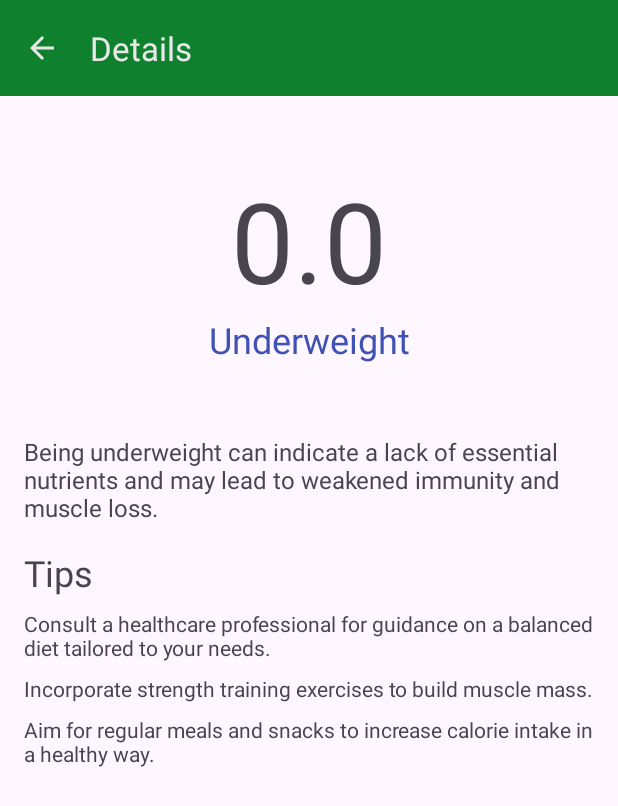
After one commit to Monczak/BMICalculator, an Android app: the BmiDetailsActivity screen opened directly, with no data from a screen before it, on a phone screen of 412 x 824 dp. The commit adds this screen. Shown: the top 806 px of the screen. Run offline under Robolectric (Android 15) with nearby library versions, the phone set to English and light mode, and no system bars.

Commit message:
Add BMI details view

```diff
--- a/app/src/main/AndroidManifest.xml
+++ b/app/src/main/AndroidManifest.xml
@@ -13,6 +13,9 @@
         android:theme="@style/Theme.BMICalculator"
         tools:targetApi="31">
         <activity
+            android:name=".BmiDetailsActivity"
+            android:exported="false" />
+        <activity
             android:name=".MainActivity"
             android:exported="true">
             <intent-filter>
--- /dev/null
+++ b/app/src/main/java/edu/pwr/s266867/bmicalculator/BmiDetailsActivity.kt
@@ -0,0 +1,83 @@
+package edu.pwr.s266867.bmicalculator
+
+import androidx.appcompat.app.AppCompatActivity
+import android.os.Bundle
+import android.view.MenuItem
+import android.widget.TextView
+import androidx.appcompat.widget.Toolbar
+import edu.pwr.s266867.bmicalculator.Util.roundToDecimal
+
+class BmiDetailsActivity : AppCompatActivity() {
+
+    // TODO: This is ugly, is there a better way to do this?
+    private val bmiCategoryTextMap = mapOf(
+        BmiCategory.NORMAL to R.string.bmi_category_normal,
+        BmiCategory.OVERWEIGHT to R.string.bmi_category_overweight,
+        BmiCategory.OBESE to R.string.bmi_category_obese,
+        BmiCategory.UNDERWEIGHT to R.string.bmi_category_underweight,
+    )
+
+    private val bmiDetailsTextMap = mapOf(
+        BmiCategory.NORMAL to R.string.bmi_normal_details,
+        BmiCategory.OVERWEIGHT to R.string.bmi_overweight_details,
+        BmiCategory.OBESE to R.string.bmi_obese_details,
+        BmiCategory.UNDERWEIGHT to R.string.bmi_underweight_details,
+    )
+
+    private val bmiTipsTextMap = mapOf(
+        BmiCategory.NORMAL to listOf(R.string.bmi_normal_tip1, R.string.bmi_normal_tip2, R.string.bmi_normal_tip3),
+        BmiCategory.OVERWEIGHT to listOf(R.string.bmi_overweight_tip1, R.string.bmi_overweight_tip2, R.string.bmi_overweight_tip3),
+        BmiCategory.OBESE to listOf(R.string.bmi_obese_tip1, R.string.bmi_obese_tip2, R.string.bmi_obese_tip3),
+        BmiCategory.UNDERWEIGHT to listOf(R.string.bmi_underweight_tip1, R.string.bmi_underweight_tip2, R.string.bmi_underweight_tip3),
+    )
+
+    override fun onCreate(savedInstanceState: Bundle?) {
+        super.onCreate(savedInstanceState)
+        setContentView(R.layout.activity_bmi_details)
+
+        val toolbar = findViewById<Toolbar>(R.id.toolbar2)
+        setSupportActionBar(toolbar)
+        supportActionBar?.setDisplayHomeAsUpEnabled(true)
+        supportActionBar?.setDisplayShowHomeEnabled(true)
+
+        setupUI()
+    }
+
+    private fun setupUI() {
+        val bmiValueText = findViewById<TextView>(R.id.bmiValueTextInDetails)
+        val bmiCategoryText = findViewById<TextView>(R.id.bmiCategoryText)
+
+        val bmi = intent.getDoubleExtra("bmi", 0.0)
+        bmiValueText.text = "%.1f".format(bmi.roundToDecimal(1))
+
+        val category = BmiCalculator.getBmiCategory(bmi)
+        bmiCategoryText.text = getText(bmiCategoryTextMap.getOrDefault(category, R.string.unknown))
+        bmiCategoryText.setTextColor(getColor(BmiCalculator.getBmiColor(bmi)))
+
+        setupDetails(category)
+    }
+
+    private fun setupDetails(category: BmiCategory) {
+        val detailsText = findViewById<TextView>(R.id.bmiDetails)
+        val tipText1 = findViewById<TextView>(R.id.bmiTip1)
+        val tipText2 = findViewById<TextView>(R.id.bmiTip2)
+        val tipText3 = findViewById<TextView>(R.id.bmiTip3)
+
+        detailsText.text = getText(bmiDetailsTextMap.getOrDefault(category, R.string.unknown))
+
+        val tips = bmiTipsTextMap[category]
+        tipText1.text = getText(tips?.get(0) ?: R.string.unknown)
+        tipText2.text = getText(tips?.get(1) ?: R.string.unknown)
+        tipText3.text = getText(tips?.get(2) ?: R.string.unknown)
+    }
+
+    override fun onOptionsItemSelected(item: MenuItem): Boolean {
+        return when (item.itemId) {
+            android.R.id.home -> {
+                onBackPressed()
+                true
+            }
+            else -> super.onOptionsItemSelected(item)
+        }
+    }
+}
--- a/app/src/main/java/edu/pwr/s266867/bmicalculator/BmiViewModel.kt
+++ b/app/src/main/java/edu/pwr/s266867/bmicalculator/BmiViewModel.kt
@@ -2,6 +2,7 @@ package edu.pwr.s266867.bmicalculator
 
 import androidx.lifecycle.MutableLiveData
 import androidx.lifecycle.ViewModel
+import edu.pwr.s266867.bmicalculator.Util.roundToDecimal
 import kotlinx.coroutines.flow.MutableStateFlow
 import kotlinx.coroutines.flow.StateFlow
 import kotlinx.coroutines.flow.asStateFlow
@@ -11,11 +12,11 @@ class BmiViewModel : ViewModel() {
     val weight: MutableLiveData<Double> by lazy { MutableLiveData<Double>() }
     val height: MutableLiveData<Double> by lazy { MutableLiveData<Double>() }
     val units: MutableLiveData<Units> by lazy { MutableLiveData<Units>() }
-    val bmi: MutableLiveData<Double> by lazy { MutableLiveData<Double>() }
+    val bmi: MutableLiveData<Double?> by lazy { MutableLiveData<Double?>() }
 
     private fun tryConvert(data: MutableLiveData<Double>, measurement: Measurement, fromUnits: Units?, toUnits: Units?) {
         if (data.value != null && fromUnits != null && toUnits != null)
-            data.value = data.value!! * UnitConverter.getConversion(measurement, fromUnits, toUnits)
+            data.value = (data.value!! * UnitConverter.getConversion(measurement, fromUnits, toUnits)).roundToDecimal(1)
     }
 
     fun switchUnits() {
@@ -32,7 +33,7 @@ class BmiViewModel : ViewModel() {
     }
 
     fun calculateBmi() {
-        if (weight.value != null && height.value != null)
+        if (weight.value != null && height.value != null && units.value != null)
             bmi.value = BmiCalculator.calculateBmi(
                 weight.value!! * UnitConverter.getConversion(Measurement.WEIGHT, units.value!!, Units.METRIC),
                 height.value!! * UnitConverter.getConversion(Measurement.HEIGHT, units.value!!, Units.METRIC), )
--- a/app/src/main/java/edu/pwr/s266867/bmicalculator/MainActivity.kt
+++ b/app/src/main/java/edu/pwr/s266867/bmicalculator/MainActivity.kt
@@ -4,6 +4,7 @@
 
 package edu.pwr.s266867.bmicalculator
 
+import android.content.Intent
 import androidx.appcompat.app.AppCompatActivity
 import android.os.Bundle
 import android.view.Gravity
@@ -22,11 +23,6 @@ class MainActivity : AppCompatActivity() {
     private lateinit var viewModel: BmiViewModel
 
     private val defaultUnits: Units = Units.METRIC
-    private val minWeight: Double = 10.0
-    private val maxWeight: Double = 200.0
-    private val minHeight: Double = 50.0
-    private val maxHeight: Double = 300.0
-
 
     override fun onCreate(savedInstanceState: Bundle?) {
         super.onCreate(savedInstanceState)
@@ -69,9 +65,13 @@ class MainActivity : AppCompatActivity() {
             )
         }
 
-        val bmiObserver = Observer<Double> { newBmi ->
-            bmiText.text = "%.1f".format(newBmi.roundToDecimal(1))
-            bmiText.setTextColor(getColor(BmiCalculator.getBmiColor(newBmi)))
+        val bmiObserver = Observer<Double?> { newBmi ->
+            if (newBmi == null)
+                bmiText.text = ""
+            else {
+                bmiText.text = "%.1f".format(newBmi.roundToDecimal(1))
+                bmiText.setTextColor(getColor(BmiCalculator.getBmiColor(newBmi)))
+            }
         }
 
         viewModel.weight.observe(this, weightObserver)
@@ -80,11 +80,11 @@ class MainActivity : AppCompatActivity() {
         viewModel.bmi.observe(this, bmiObserver)
 
         viewModel.units.value = defaultUnits
+        viewModel.bmi.value = null
 
-        val calculateButton = findViewById<Button>(R.id.calculateButton)
-        calculateButton.setOnClickListener {
-            val (weightInputValid, weightInput) = Util.validateDouble(weightInputField.text.toString()) { input -> input > minWeight && input < maxWeight }
-            val (heightInputValid, heightInput) = Util.validateDouble(heightInputField.text.toString()) { input -> input > minHeight && input < maxHeight }
+        findViewById<Button>(R.id.calculateButton).setOnClickListener {
+            val (weightInputValid, weightInput) = Util.validateDouble(weightInputField.text.toString()) { input -> input > 0 }
+            val (heightInputValid, heightInput) = Util.validateDouble(heightInputField.text.toString()) { input -> input > 0 }
 
             if (weightInputValid)
                 viewModel.weight.value = weightInput
@@ -96,7 +96,16 @@ class MainActivity : AppCompatActivity() {
             else
                 showToast(getText(R.string.invalid_height))
 
-            viewModel.calculateBmi()
+            if (weightInputValid && heightInputValid)
+                viewModel.calculateBmi()
+        }
+
+        findViewById<TextView>(R.id.bmiValueText).setOnClickListener {
+            if (viewModel.bmi.value != null) {
+                val intent = Intent(this, BmiDetailsActivity::class.java)
+                intent.putExtra("bmi", viewModel.bmi.value)
+                startActivity(intent)
+            }
         }
     }
 
--- a/app/src/main/java/edu/pwr/s266867/bmicalculator/UnitConverter.kt
+++ b/app/src/main/java/edu/pwr/s266867/bmicalculator/UnitConverter.kt
@@ -18,5 +18,4 @@ object UnitConverter {
             else -> throw IllegalArgumentException("Unknown conversion")
         }
     }
-
 }
--- /dev/null
+++ b/app/src/main/res/layout/activity_bmi_details.xml
@@ -0,0 +1,171 @@
+<?xml version="1.0" encoding="utf-8"?>
+<androidx.constraintlayout.widget.ConstraintLayout xmlns:android="http://schemas.android.com/apk/res/android"
+    xmlns:app="http://schemas.android.com/apk/res-auto"
+    xmlns:tools="http://schemas.android.com/tools"
+    android:layout_width="match_parent"
+    android:layout_height="match_parent"
+    tools:context=".BmiDetailsActivity">
+
+    <androidx.appcompat.widget.Toolbar
+        android:id="@+id/toolbar2"
+        android:layout_width="0dp"
+        android:layout_height="64dp"
+        android:background="@color/primary"
+        android:elevation="4dp"
+        android:minHeight="?attr/actionBarSize"
+        app:layout_constraintEnd_toEndOf="parent"
+        app:layout_constraintStart_toStartOf="parent"
+        app:layout_constraintTop_toTopOf="parent"
+        app:title="@string/details_view_title"
+        app:titleTextColor="@color/lightText" />
+
+    <androidx.constraintlayout.widget.ConstraintLayout
+        android:layout_width="0dp"
+        android:layout_height="0dp"
+        android:layout_marginStart="16dp"
+        android:layout_marginTop="16dp"
+        android:layout_marginEnd="16dp"
+        android:layout_marginBottom="16dp"
+        app:layout_constraintBottom_toBottomOf="parent"
+        app:layout_constraintEnd_toEndOf="parent"
+        app:layout_constraintStart_toStartOf="parent"
+        app:layout_constraintTop_toBottomOf="@+id/toolbar2">
+
+        <androidx.constraintlayout.widget.ConstraintLayout
+            android:id="@+id/bmiInfoLayout"
+            android:layout_width="match_parent"
+            android:layout_height="wrap_content"
+            android:layout_marginTop="30dp"
+            app:layout_constraintEnd_toEndOf="parent"
+            app:layout_constraintStart_toStartOf="parent"
+            app:layout_constraintTop_toTopOf="parent">
+
+            <androidx.constraintlayout.widget.ConstraintLayout
+                android:id="@+id/bmiValueTextLayout"
+                android:layout_width="match_parent"
+                android:layout_height="100dp"
+                app:layout_constraintEnd_toEndOf="parent"
+                app:layout_constraintStart_toStartOf="parent"
+                app:layout_constraintTop_toTopOf="parent">
+
+                <TextView
+                    android:id="@+id/bmiValueTextInDetails"
+                    android:layout_width="0dp"
+                    android:layout_height="0dp"
+                    android:autoSizeMaxTextSize="96sp"
+                    android:autoSizeTextType="uniform"
+                    android:text="BMI"
+                    android:textAlignment="center"
+                    app:layout_constraintBottom_toBottomOf="parent"
+                    app:layout_constraintEnd_toEndOf="parent"
+                    app:layout_constraintHorizontal_bias="0.0"
+                    app:layout_constraintStart_toStartOf="parent"
+                    app:layout_constraintTop_toTopOf="parent"
+                    app:layout_constraintVertical_bias="0.0" />
+            </androidx.constraintlayout.widget.ConstraintLayout>
+
+            <androidx.constraintlayout.widget.ConstraintLayout
+                android:id="@+id/bmiCategoryTextLayout"
+                android:layout_width="match_parent"
+                android:layout_height="50dp"
+                app:layout_constraintBottom_toBottomOf="parent"
+                app:layout_constraintEnd_toEndOf="parent"
+                app:layout_constraintStart_toStartOf="parent"
+                app:layout_constraintTop_toBottomOf="@+id/bmiValueTextLayout">
+
+                <TextView
+                    android:id="@+id/bmiCategoryText"
+                    android:layout_width="0dp"
+                    android:layout_height="0dp"
+                    android:autoSizeMaxTextSize="24sp"
+                    android:autoSizeTextType="uniform"
+                    android:editable="false"
+                    android:text="Category"
+                    android:textAlignment="center"
+                    app:layout_constraintBottom_toBottomOf="parent"
+                    app:layout_constraintEnd_toEndOf="parent"
+                    app:layout_constraintStart_toStartOf="parent"
+                    app:layout_constraintTop_toTopOf="parent" />
+            </androidx.constraintlayout.widget.ConstraintLayout>
+
+        </androidx.constraintlayout.widget.ConstraintLayout>
+
+        <androidx.constraintlayout.widget.ConstraintLayout
+            android:layout_width="0dp"
+            android:layout_height="0dp"
+            android:layout_marginTop="30dp"
+            app:layout_constraintBottom_toBottomOf="parent"
+            app:layout_constraintEnd_toEndOf="parent"
+            app:layout_constraintStart_toStartOf="parent"
+            app:layout_constraintTop_toBottomOf="@+id/bmiInfoLayout">
+
+            <TextView
+                android:id="@+id/bmiDetails"
+                android:layout_width="0dp"
+                android:layout_height="wrap_content"
+                android:editable="false"
+                android:inputType="textMultiLine"
+                android:text="Details"
+                android:textSize="16sp"
+                app:layout_constraintEnd_toEndOf="parent"
+                app:layout_constraintStart_toStartOf="parent"
+                app:layout_constraintTop_toTopOf="parent" />
+
+            <TextView
+                android:id="@+id/textView4"
+                android:layout_width="0dp"
+                android:layout_height="wrap_content"
+                android:layout_marginTop="16dp"
+                android:editable="false"
+                android:inputType="textMultiLine"
+                android:text="@string/bmi_tips_header"
+                android:textSize="24sp"
+                app:layout_constraintEnd_toEndOf="parent"
+                app:layout_constraintHorizontal_bias="0.0"
+                app:layout_constraintStart_toStartOf="parent"
+                app:layout_constraintTop_toBottomOf="@+id/bmiDetails" />
+
+            <TextView
+                android:id="@+id/bmiTip1"
+                android:layout_width="0dp"
+                android:layout_height="wrap_content"
+                android:layout_marginTop="8dp"
+                android:editable="false"
+                android:inputType="textMultiLine"
+                android:text="Tip 1"
+                android:textSize="14sp"
+                app:layout_constraintEnd_toEndOf="parent"
+                app:layout_constraintHorizontal_bias="0.0"
+                app:layout_constraintStart_toStartOf="parent"
+                app:layout_constraintTop_toBottomOf="@+id/textView4" />
+
+            <TextView
+                android:id="@+id/bmiTip2"
+                android:layout_width="0dp"
+                android:layout_height="wrap_content"
+                android:layout_marginTop="8dp"
+                android:editable="false"
+                android:inputType="textMultiLine"
+                android:text="Tip 2"
+                android:textSize="14sp"
+                app:layout_constraintEnd_toEndOf="parent"
+                app:layout_constraintHorizontal_bias="1.0"
+                app:layout_constraintStart_toStartOf="parent"
+                app:layout_constraintTop_toBottomOf="@+id/bmiTip1" />
+
+            <TextView
+                android:id="@+id/bmiTip3"
+                android:layout_width="0dp"
+                android:layout_height="wrap_content"
+                android:layout_marginTop="8dp"
+                android:editable="false"
+                android:inputType="textMultiLine"
+                android:text="Tip 3"
+                android:textSize="14sp"
+                app:layout_constraintEnd_toEndOf="parent"
+                app:layout_constraintHorizontal_bias="0.0"
+                app:layout_constraintStart_toStartOf="parent"
+                app:layout_constraintTop_toBottomOf="@+id/bmiTip2" />
+        </androidx.constraintlayout.widget.ConstraintLayout>
+    </androidx.constraintlayout.widget.ConstraintLayout>
+</androidx.constraintlayout.widget.ConstraintLayout>
--- a/app/src/main/res/values/strings.xml
+++ b/app/src/main/res/values/strings.xml
@@ -1,5 +1,7 @@
 <resources>
     <string name="app_name">BMI Calculator</string>
+
+    <string name="details_view_title">Details</string>
 
     <string name="weight_input_label">Weight</string>
     <string name="height_input_label">Height</string>
@@ -17,4 +19,33 @@
 
     <string name="invalid_weight">Invalid weight</string>
     <string name="invalid_height">Invalid height</string>
+
+    <string name="bmi_category_normal">Normal</string>
+    <string name="bmi_category_overweight">Overweight</string>
+    <string name="bmi_category_obese">Obese</string>
+    <string name="bmi_category_underweight">Underweight</string>
+
+    <string name="bmi_tips_header">Tips</string>
+
+    <string name="bmi_underweight_details">Being underweight can indicate a lack of essential nutrients and may lead to weakened immunity and muscle loss.</string>
+    <string name="bmi_underweight_tip1">Consult a healthcare professional for guidance on a balanced diet tailored to your needs.</string>
+    <string name="bmi_underweight_tip2">Incorporate strength training exercises to build muscle mass.</string>
+    <string name="bmi_underweight_tip3">Aim for regular meals and snacks to increase calorie intake in a healthy way.</string>
+
+    <string name="bmi_normal_details">Congratulations! You\'re in a healthy weight range, which lowers the risk of various health issues.</string>
+    <string name="bmi_normal_tip1">Maintain your balanced diet and exercise routine to stay in this category.</string>
+    <string name="bmi_normal_tip2">Continue monitoring your health with regular check-ups.</string>
+    <string name="bmi_normal_tip3">Focus on maintaining a healthy lifestyle that includes physical activity and a nutritious diet.</string>
+
+    <string name="bmi_overweight_details">Being overweight increases the risk of health problems such as heart disease, diabetes, and high blood pressure.</string>
+    <string name="bmi_overweight_tip1">Gradually incorporate healthier eating habits and portion control.</string>
+    <string name="bmi_overweight_tip2">Engage in regular physical activity to aid weight loss and improve overall health.</string>
+    <string name="bmi_overweight_tip3">Seek support from a registered dietitian or healthcare professional for personalized advice.</string>
+
+    <string name="bmi_obese_details">Obesity is associated with severe health risks, including increased chances of heart disease, stroke, and certain cancers.</string>
+    <string name="bmi_obese_tip1">Consult a healthcare provider for a comprehensive weight management plan.</string>
+    <string name="bmi_obese_tip2">Focus on reducing calorie intake and increasing physical activity.</string>
+    <string name="bmi_obese_tip3">Consider support groups or counseling to address emotional aspects of weight management.</string>
+
+    <string name="unknown">\?</string>
 </resources>
```
